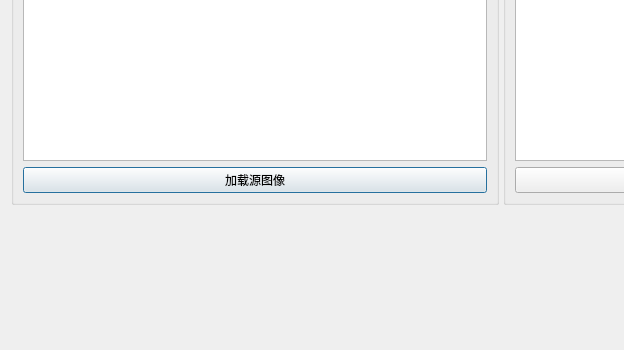
First picture: the form in src/MatchToolDialog.ui, repository lrm2017/Fastest_Image_Pattern_Matching, before the edit; both pictures show x 0 to 624 and y 450 to 800 of the 1200 by 800 pixel window.
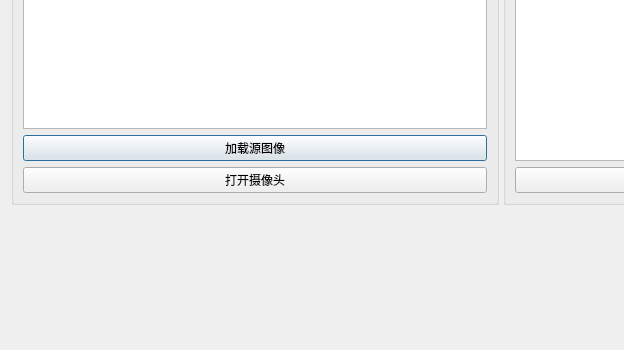
Second picture: the form after the edit.

Commit message: 添加摄像头捕获

The edit to the form file:
```diff
--- a/src/MatchToolDialog.ui
+++ b/src/MatchToolDialog.ui
@@ -44,6 +44,13 @@
             </property>
            </widget>
           </item>
+          <item>
+           <widget class="QPushButton" name="loadCamButton">
+            <property name="text">
+             <string>打开摄像头</string>
+            </property>
+           </widget>
+          </item>
          </layout>
         </widget>
        </item>
```
The commit also changes 120 other files.
